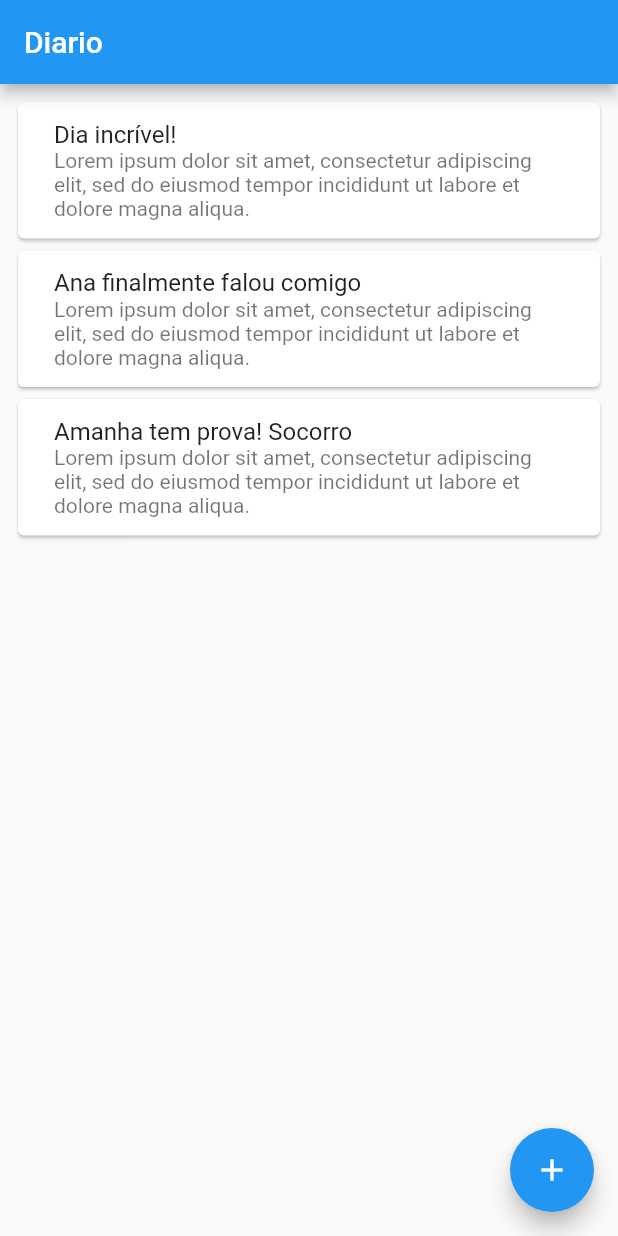
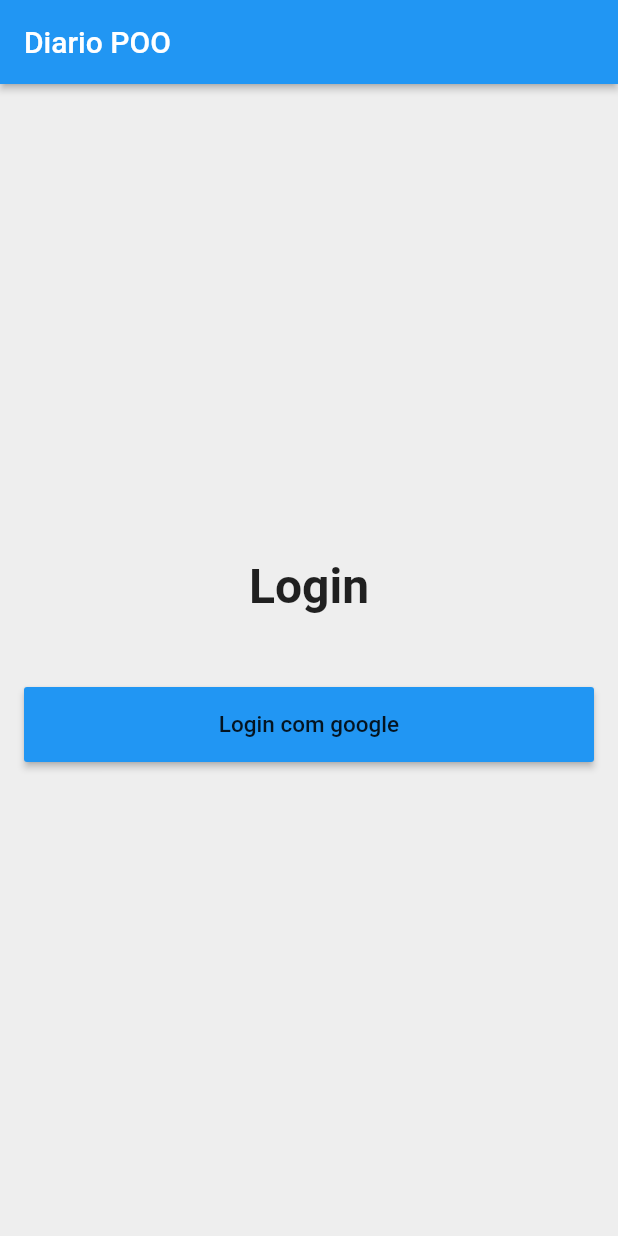
Before and after one commit to Brenocq/Diario-POO, a Flutter app: the screen it shows after launch, on a phone screen of 412 x 824 dp. Run offline on Flutter 3.47's test engine with Material 2 defaults, Android fonts, the phone set to English and light mode, and no system bars; our stand-ins replace firebase_auth, google_sign_in; accounts and stored records are empty.

Commit message:
Feat: Login with google

```diff
--- /dev/null
+++ b/app/diario_poo/lib/app/landingPage.dart
@@ -0,0 +1,36 @@
+import 'dart:async';
+
+import 'package:flutter/material.dart';
+import 'homePage.dart';
+import 'loginPage.dart';
+import '../services/auth.dart';
+
+class LandingPage extends StatelessWidget {
+  LandingPage({@required this.auth});
+  final AuthBase auth;
+
+  @override
+  Widget build(BuildContext context) {
+    return StreamBuilder<User>(
+        stream: auth.onAuthStateChanged,
+        builder: (context, snapshot) {
+          if (snapshot.connectionState == ConnectionState.active) {
+            User user = snapshot.data;
+            if (user == null) {
+              return LoginPage(
+                auth: auth,
+              );
+            }
+            return HomePage(
+              auth: auth,
+            );
+          } else {
+            return Scaffold(
+              body: Center(
+                child: CircularProgressIndicator(),
+              ),
+            );
+          }
+        });
+  }
+}
--- /dev/null
+++ b/app/diario_poo/lib/app/loginPage.dart
@@ -0,0 +1,100 @@
+import 'package:flutter/material.dart';
+import '../services/auth.dart';
+
+class LoginPage extends StatelessWidget {
+  LoginPage({@required this.auth});
+  final AuthBase auth;
+
+  Future<void> _signInAnonymously() async {
+    try {
+      await auth.signInAnonymously();
+    } catch (e) {
+      print(e.toString());
+    }
+  }
+
+  Future<void> _signInWithGoogle() async {
+    try {
+      await auth.signInWithGoogle();
+    } catch (e) {
+      print(e.toString());
+    }
+  }
+
+  @override
+  Widget build(BuildContext context) {
+    return Scaffold(
+      appBar: AppBar(
+        title: Text('Diario POO'),
+        elevation: 2.0,
+      ),
+      body: _buildContent(),
+      backgroundColor: Colors.grey[200],
+    );
+  }
+
+  Widget _buildContent() {
+    return Padding(
+      padding: EdgeInsets.all(16.0),
+      child: Column(
+        mainAxisAlignment: MainAxisAlignment.center,
+        crossAxisAlignment: CrossAxisAlignment.stretch,
+        children: <Widget>[
+          Text(
+            'Login',
+            textAlign: TextAlign.center,
+            style: TextStyle(
+              fontSize: 32.0,
+              fontWeight: FontWeight.w600,
+            ),
+          ),
+          SizedBox(height: 48.0),
+          CustomButton(
+            text: "Login com google",
+            color: Colors.blue,
+            textColor: Colors.black87,
+            onPressed: _signInWithGoogle,
+          ),
+        ],
+      ),
+    );
+  }
+}
+
+class CustomButton extends StatelessWidget {
+  CustomButton({
+    this.text,
+    this.color,
+    this.textColor,
+    this.borderRadius: 2.0,
+    this.height: 50.0,
+    this.onPressed,
+  }) : assert(borderRadius != null);
+
+  final String text;
+  final Color color;
+  final Color textColor;
+  final double borderRadius;
+  final double height;
+  final VoidCallback onPressed;
+
+  @override
+  Widget build(BuildContext context) {
+    return SizedBox(
+      height: height,
+      child: RaisedButton(
+        child: Text(
+          text,
+          style: TextStyle(color: textColor, fontSize: 15.0),
+        ),
+        color: color,
+        shape: RoundedRectangleBorder(
+          borderRadius: BorderRadius.all(
+            Radius.circular(borderRadius),
+          ),
+        ),
+        onPressed: onPressed,
+      ),
+    );
+  }
+}
--- a/app/diario_poo/lib/main.dart
+++ b/app/diario_poo/lib/main.dart
@@ -1,5 +1,6 @@
 import 'package:flutter/material.dart';
-import 'page.dart';
+import 'app/landingPage.dart';
+import 'services/auth.dart';
 
 void main() => runApp(DiaryApp());
 
@@ -7,57 +8,13 @@ class DiaryApp extends StatelessWidget {
   @override
   Widget build(BuildContext context) {
     return MaterialApp(
-        title: 'Flutter Demo',
+        title: 'Diario POO',
         theme: ThemeData(
           primarySwatch: Colors.blue,
         ),
-        home: HomePage(),
+        home: LandingPage(
+          auth: Auth(),
+        ),
         debugShowCheckedModeBanner: false);
   }
 }
-
-class HomePage extends StatefulWidget {
-  @override
-  _HomePageState createState() => _HomePageState();
-}
-
-class _HomePageState extends State<HomePage> {
-  @override
-  Widget build(BuildContext context) {
-    return Scaffold(
-      appBar: AppBar(
-        title: Text("Diario"),
-      ),
-      body: Padding(
-        padding: const EdgeInsets.all(8.0),
-        child: Column(
-          children: <Widget>[
-            DiaryPage(
-              title: "Dia incrível!",
-              description:
-                  "Lorem ipsum dolor sit amet, consectetur adipiscing elit, sed do eiusmod tempor incididunt ut labore et dolore magna aliqua. ",
-              day: "Hoje",
-            ),
-            DiaryPage(
-              title: "Ana finalmente falou comigo",
-              description:
-                  "Lorem ipsum dolor sit amet, consectetur adipiscing elit, sed do eiusmod tempor incididunt ut labore et dolore magna aliqua. ",
-              day: "Hoje",
-            ),
-            DiaryPage(
-              title: "Amanha tem prova! Socorro",
-              description:
-                  "Lorem ipsum dolor sit amet, consectetur adipiscing elit, sed do eiusmod tempor incididunt ut labore et dolore magna aliqua. ",
-              day: "Hoje",
-            ),
-          ],
-        ),
-      ),
-      floatingActionButton: FloatingActionButton(
-        onPressed: () {},
-        tooltip: 'Escrever',
-        child: Icon(Icons.add),
-      ),
-    );
-  }
-}
```
Also changed, not shown: app/diario_poo/lib/app/homePage.dart (added, +64 -0 lines), app/diario_poo/lib/services/auth.dart (added, +80 -0 lines), app/diario_poo/lib/app/page.dart (renamed from app/diario_poo/lib/page.dart), 1 other file.
